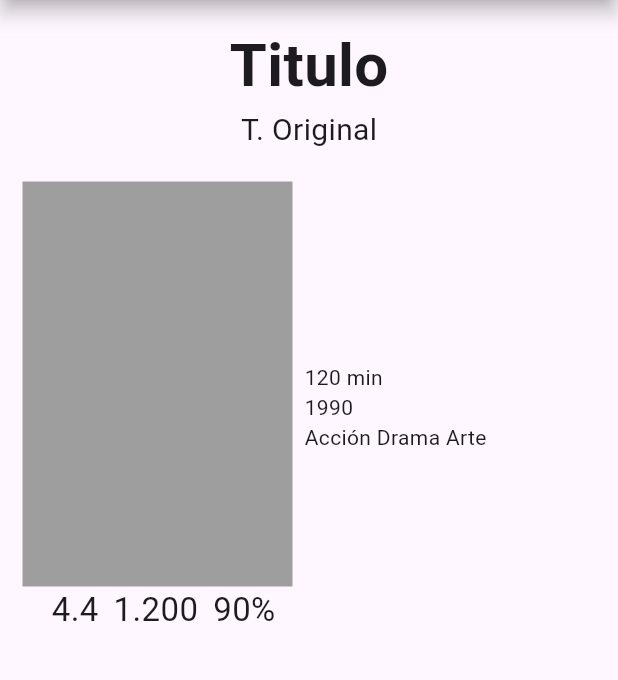
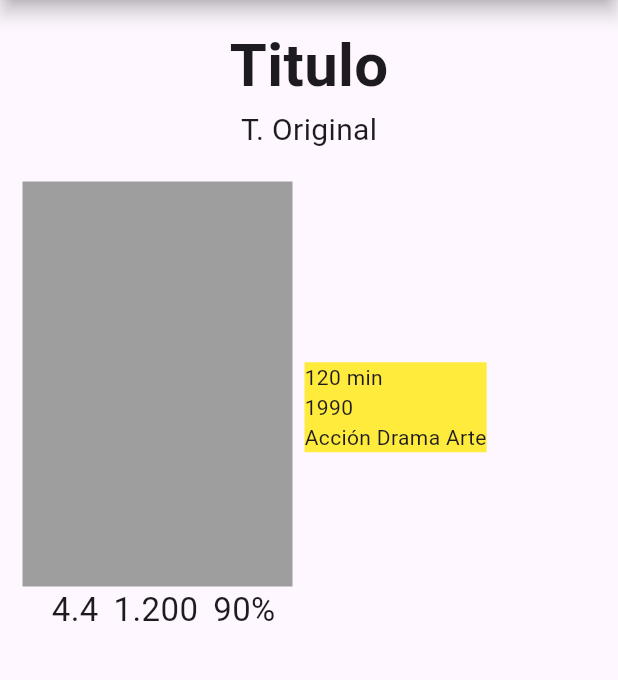
Before and after one commit to cvidaal/peliculas, a Flutter app: the screen it shows after launch, on a phone screen of 412 x 824 dp, the part 90-770 px from its top. Run offline on Flutter 3.47's test engine with Material 3 defaults, Android fonts, the phone set to English and light mode, and no system bars.

Commit message:
Para lucia

```diff
--- a/lib/screens/peliculascreen.dart
+++ b/lib/screens/peliculascreen.dart
@@ -53,7 +53,9 @@ class Peliculascreen extends StatelessWidget {
                     ),
                   ],
                 ),
-                const Expanded(
+                Container(
+                  color: Colors.yellow,
+                  child: const Expanded(
                     child: Column(
                       crossAxisAlignment: CrossAxisAlignment.start,
                       children: [
@@ -62,6 +64,7 @@ class Peliculascreen extends StatelessWidget {
                         Text('1990'),
                         Text('Acción Drama Arte')
                       ],
+                    ),
                   ),
                 )
               ],
```
Lines whose indentation alone changed are shown as unchanged.
